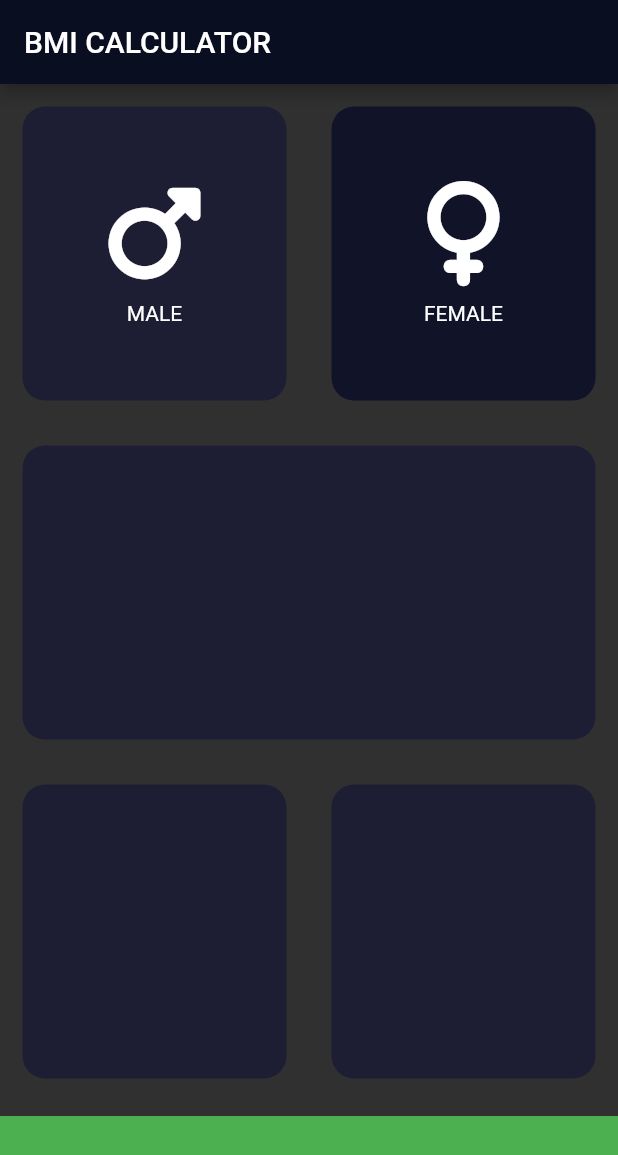
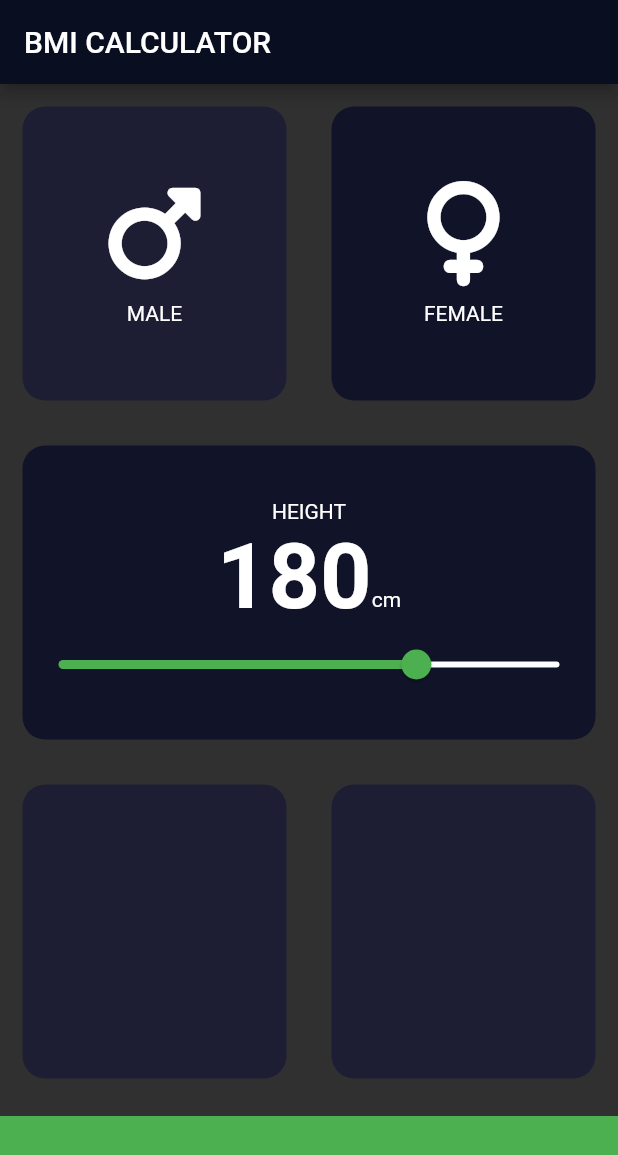
Before and after one commit to harsh-ws/BMI-Index, a Flutter app: the screen it shows after launch, after a tap on "MALE", on a phone screen of 412 x 824 dp. Shown: the top 1155 px of the screen. Run offline on Flutter 3.47's test engine with Material 2 defaults, Android fonts, the phone set to English and light mode, and no system bars; our stand-ins replace font_awesome_flutter.

Commit message:
added the slider & relevant UI changes

```diff
--- /dev/null
+++ b/lib/constants.dart
@@ -0,0 +1,14 @@
+import 'package:flutter/material.dart';
+
+const kCardColor = Color(0xFF1D1E33);
+const kInActiveColor = Color(0xFF111328);
+const kActiveColor = Color(0xFF1D1E33);
+
+const kLabelTextStyle = TextStyle(
+  color: Colors.white,
+);
+
+const kNumberTextStyle = TextStyle(
+  fontSize: 60,
+  fontWeight: FontWeight.w700,
+);
--- a/lib/input_page.dart
+++ b/lib/input_page.dart
@@ -1,5 +1,8 @@
+import 'dart:math';
+
 import 'package:flutter/material.dart';
 import 'package:font_awesome_flutter/font_awesome_flutter.dart';
+import 'constants.dart';
 
 class InputPage extends StatefulWidget {
   const InputPage({super.key});
@@ -9,31 +12,28 @@ class InputPage extends StatefulWidget {
 }
 //0xFF1D1E33
 
-const cardColor = Color(0xFF1D1E33);
-const inActiveColor = Color(0xFF111328);
-const activeColor = Color(0xFF1D1E33);
-
 enum GenderType { male, female }
 
 class _InputPageState extends State<InputPage> {
-  Color maleCardColor = inActiveColor;
-  Color femaleCardColor = inActiveColor;
+  Color maleCardColor = kInActiveColor;
+  Color femaleCardColor = kInActiveColor;
+  int height = 180;
 
   void setColor(GenderType selection) {
     if (selection == GenderType.male) {
       // 1 means male
-      if (maleCardColor == inActiveColor) {
-        maleCardColor = activeColor;
-        femaleCardColor = inActiveColor;
+      if (maleCardColor == kInActiveColor) {
+        maleCardColor = kActiveColor;
+        femaleCardColor = kInActiveColor;
       } else {
-        maleCardColor = inActiveColor;
+        maleCardColor = kInActiveColor;
       }
     } else if (selection == GenderType.female) {
-      if (femaleCardColor == inActiveColor) {
-        femaleCardColor = activeColor;
-        maleCardColor = inActiveColor;
+      if (femaleCardColor == kInActiveColor) {
+        femaleCardColor = kActiveColor;
+        maleCardColor = kInActiveColor;
       } else {
-        femaleCardColor = inActiveColor;
+        femaleCardColor = kInActiveColor;
       }
     }
   }
@@ -116,12 +116,53 @@ class _InputPageState extends State<InputPage> {
               child: Row(
                 children: <Widget>[
                   Expanded(
-                      child: ReusableCard(
-                    cardChild: Column(
-                      children: <Icon>[Icon(FontAwesomeIcons.cableCar)],
+                    child: Container(
+                      margin: const EdgeInsets.all(15),
+                      decoration: BoxDecoration(
+                        color: femaleCardColor,
+                        borderRadius: BorderRadius.circular(15),
+                      ),
+                      child: Column(
+                        mainAxisAlignment: MainAxisAlignment.center,
+                        children: <Widget>[
+                          const SizedBox(
+                            height: 10,
+                          ),
+                          const Text(
+                            'HEIGHT',
+                            style: kLabelTextStyle,
+                          ),
+                          Row(
+                            mainAxisAlignment: MainAxisAlignment.center,
+                            crossAxisAlignment: CrossAxisAlignment.baseline,
+                            textBaseline: TextBaseline.alphabetic,
+                            children: <Widget>[
+                              Text(
+                                height.toString(),
+                                style: kNumberTextStyle,
+                              ),
+                              const Text(
+                                'cm',
+                                style: kLabelTextStyle,
+                              )
+                            ],
+                          ),
+                          Slider(
+                            value: height.toDouble(),
+                            onChanged: (newValue) {
+                              setState(() {
+                                height = newValue.round();
+                              });
+                            },
+                            inactiveColor: Colors.white,
+                            activeColor: Colors.green,
+                            min: 80,
+                            max: 220,
+                          ),
+                        ],
+                      ),
                     ),
-                    color: cardColor,
-                  )),
+                  ),
                 ],
               ),
             ),
@@ -130,12 +171,12 @@ class _InputPageState extends State<InputPage> {
                 children: const <Widget>[
                   Expanded(
                     child: ReusableCard(
-                      color: cardColor,
+                      color: kCardColor,
                     ),
                   ),
                   Expanded(
                     child: ReusableCard(
-                      color: cardColor,
+                      color: kCardColor,
                     ),
                   ),
                 ],
@@ -163,7 +204,7 @@ class ReusableCard extends StatelessWidget {
     return Container(
       margin: const EdgeInsets.all(15),
       decoration: BoxDecoration(
-        color: cardColor,
+        color: kCardColor,
         borderRadius: BorderRadius.circular(15),
       ),
     );
```
